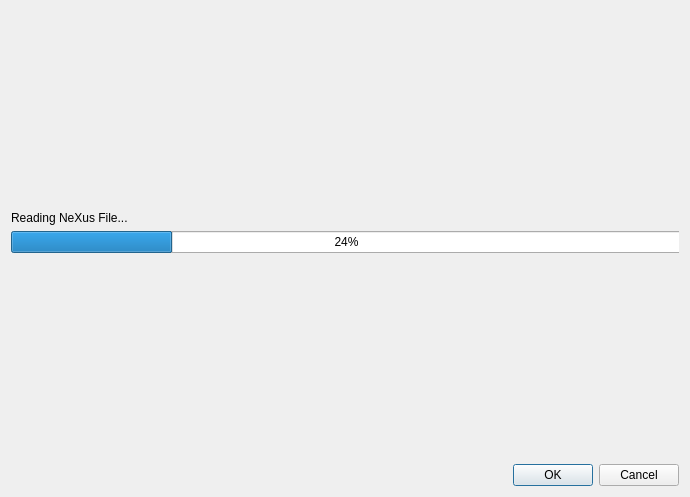
Above: mantidimaging/gui/ui/nexus_load_dialog.ui from mantidproject/mantidimaging before the change. Below: the same form after it.
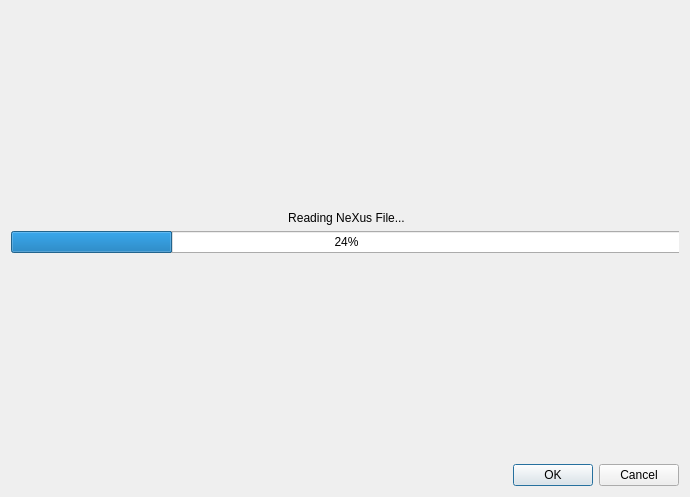
That is the form after the change. The open tabs and pages were chosen to show the change.

Commit message: processEvents call

```diff
--- a/mantidimaging/gui/ui/nexus_load_dialog.ui
+++ b/mantidimaging/gui/ui/nexus_load_dialog.ui
@@ -289,6 +289,9 @@
             <property name="text">
              <string>Reading NeXus File...</string>
             </property>
+            <property name="alignment">
+             <set>Qt::AlignCenter</set>
+            </property>
            </widget>
           </item>
           <item>
```
Left out of the diff: 3 changed lines with no effect on the pictures. The commit also changes 1 other file.
